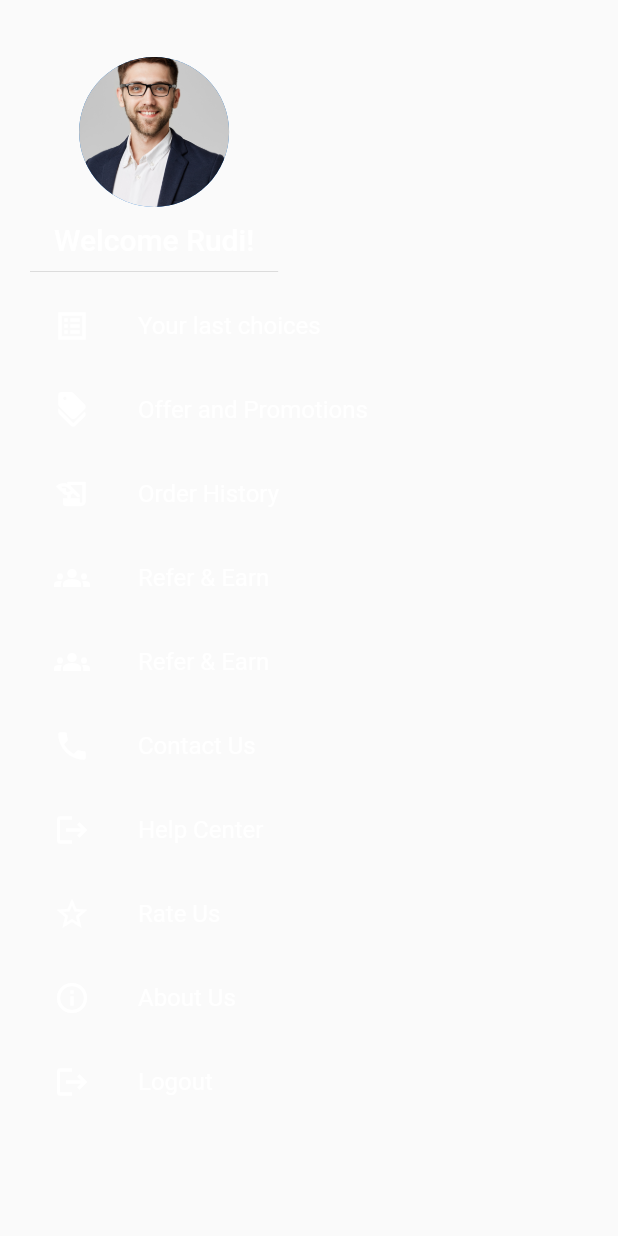
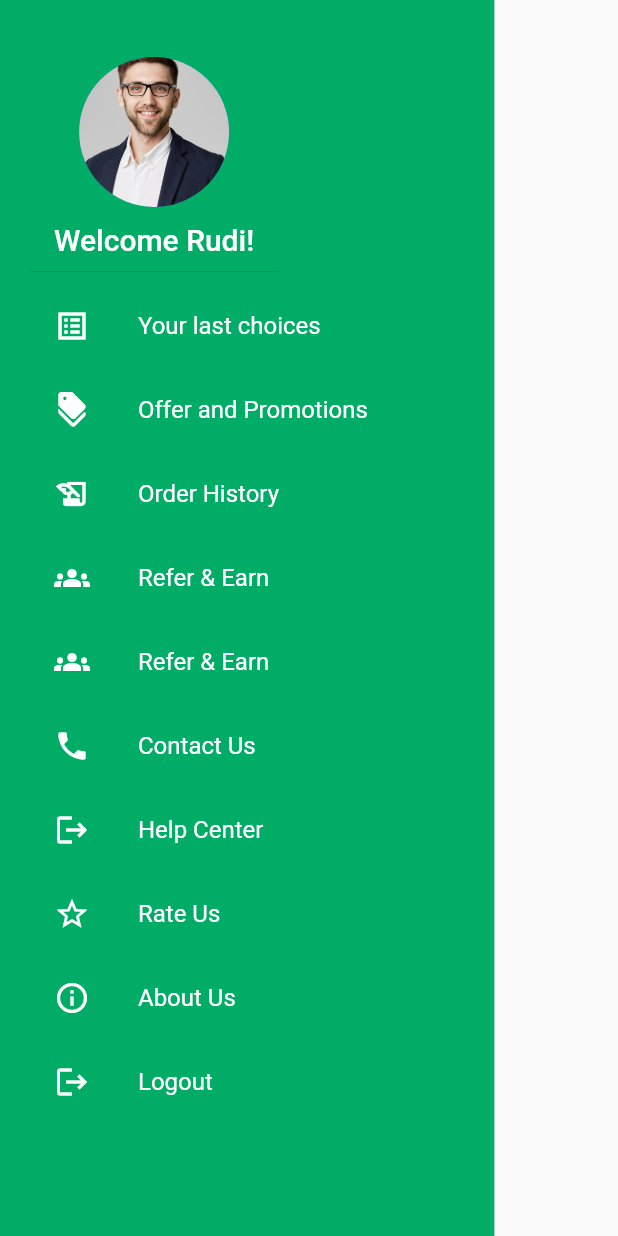
Before and after one commit to ramaagusdwi/grocery_mobile_app, a Flutter app: the SideBarLayout widget shown alone on an empty page, opened directly, on a phone screen of 412 x 824 dp. Run offline on Flutter 3.47's test engine with Material 2 defaults, Android fonts, the phone set to English and light mode, and no system bars; our stand-ins replace go_router.

Commit message:
add sidebar

```diff
--- a/lib/screens/main_screen.dart
+++ b/lib/screens/main_screen.dart
@@ -28,6 +28,7 @@ class _MainScreenState extends State<MainScreen>
     return DefaultTabController(
       length: controller.length,
       child: Scaffold(
+        drawer: SideBarLayout(),
         body: const TabBarView(
           children: [
             HomeScreen(),
--- a/lib/widgets/side_bar_layout.dart
+++ b/lib/widgets/side_bar_layout.dart
@@ -1,4 +1,5 @@
 import 'package:flutter/material.dart';
+import 'package:grocery_delivery_mobile_app/resources/color_resource.dart';
 import 'package:grocery_delivery_mobile_app/widgets/gap_height.dart';
 
 
@@ -10,6 +11,7 @@ class SideBarLayout extends StatelessWidget {
     // TODO: implement build
     return SafeArea(
       child: Container(
+        color: primaryColor,
         width: width * 0.8,
         padding: const EdgeInsets.all(20),
         child: Column(
```
